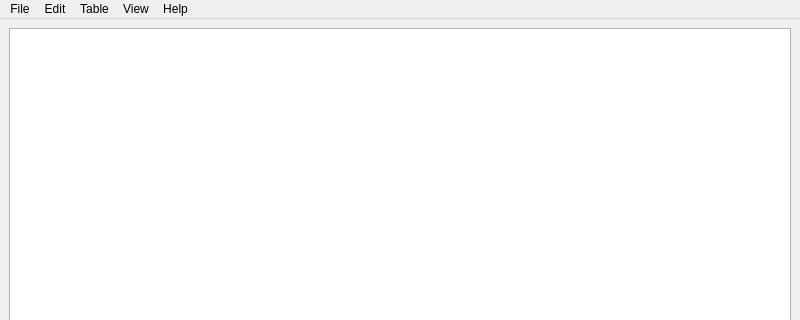
This is hexandtabler.ui in cszFEES/hexandtabler as Qt 5 draws it before an edit; both pictures show x 0 to 800 and y 0 to 320 of the 800 by 600 pixel window. The edited form follows.
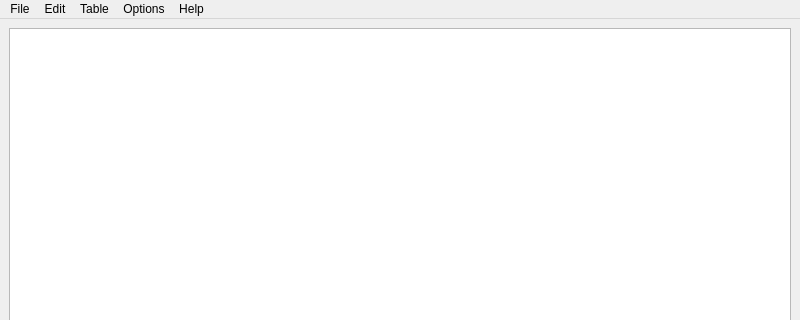
This is the edited form.

Patch:
```diff
--- a/hexandtabler.ui
+++ b/hexandtabler.ui
@@ -58,10 +58,9 @@
     <addaction name="separator"/>
     <addaction name="actionGoTo"/>
    </widget>
-   <widget class="QMenu" name="menuView">
-    <property name="title">
-     <string>View</string>
-    </property>
+   <widget class="QMenu" name="menuOptions"> <property name="title">
+     <string>Options</string> </property>
+    <addaction name="actionDarkMode"/> <addaction name="separator"/>
     <addaction name="actionZoomIn"/>
     <addaction name="actionZoomOut"/>
     <addaction name="separator"/>
@@ -84,8 +83,7 @@
    <addaction name="menuFile"/>
    <addaction name="menuEdit"/>
    <addaction name="menuTable"/>
-   <addaction name="menuView"/>
-   <addaction name="menuHelp"/>
+   <addaction name="menuOptions"/> <addaction name="menuHelp"/>
   </widget>
   <widget class="QStatusBar" name="statusbar"/>
   
```
Left out of the diff: 61 changed lines with no effect on the pictures.
